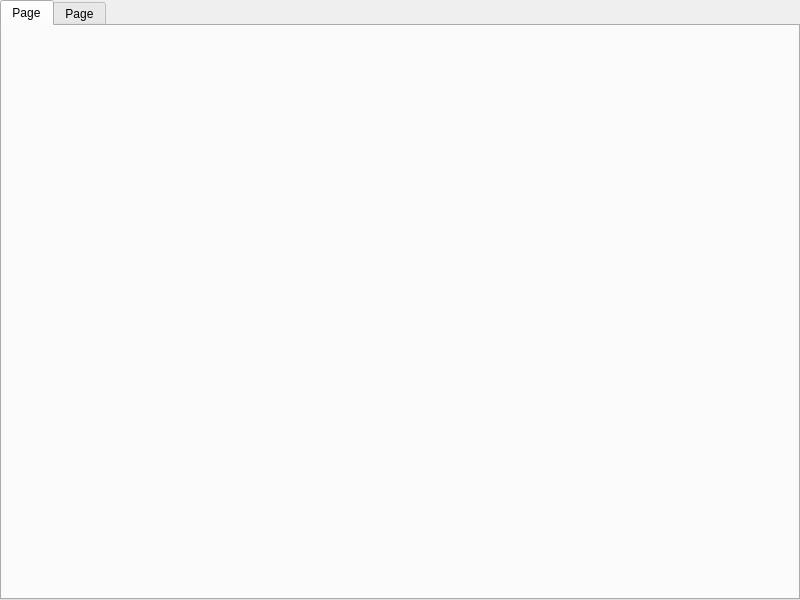
otmanLAHRECHE/EPSP_Garde_Project, file ui/urgence.ui: the form before one commit.
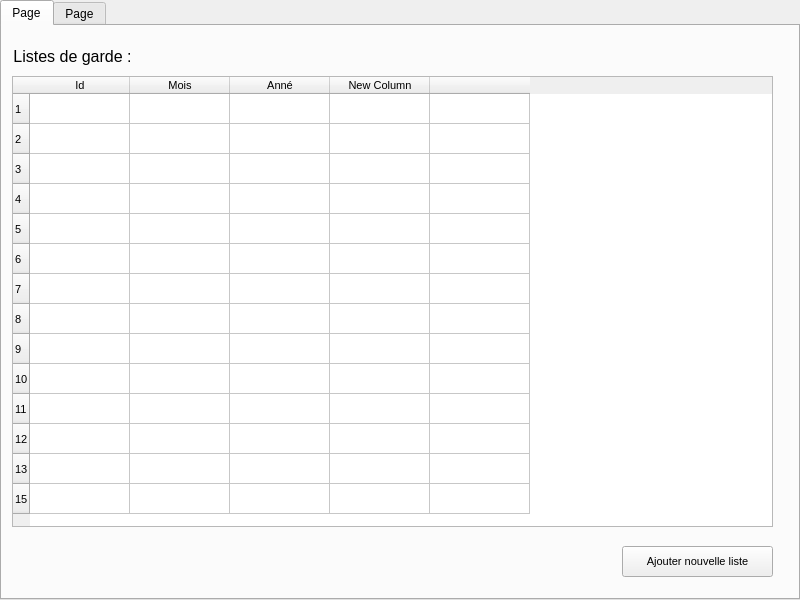
The form after the commit. The open tabs and pages were chosen to show the change. Icons and pictures are not drawn.

Diff of the .ui file:
```diff
--- a/ui/urgence.ui
+++ b/ui/urgence.ui
@@ -74,6 +74,145 @@
      <attribute name="title">
       <string>Page</string>
      </attribute>
+     <widget class="QLabel" name="label_4">
+      <property name="geometry">
+       <rect>
+        <x>-10</x>
+        <y>20</y>
+        <width>161</width>
+        <height>21</height>
+       </rect>
+      </property>
+      <property name="font">
+       <font>
+        <pointsize>12</pointsize>
+       </font>
+      </property>
+      <property name="text">
+       <string>Listes de garde :</string>
+      </property>
+      <property name="alignment">
+       <set>Qt::AlignCenter</set>
+      </property>
+     </widget>
+     <widget class="QTableWidget" name="tableWidget_2">
+      <property name="geometry">
+       <rect>
+        <x>10</x>
+        <y>50</y>
+        <width>761</width>
+        <height>451</height>
+       </rect>
+      </property>
+      <row>
+       <property name="text">
+        <string>1</string>
+       </property>
+      </row>
+      <row>
+       <property name="text">
+        <string>2</string>
+       </property>
+      </row>
+      <row>
+       <property name="text">
+        <string>3</string>
+       </property>
+      </row>
+      <row>
+       <property name="text">
+        <string>4</string>
+       </property>
+      </row>
+      <row>
+       <property name="text">
+        <string>5</string>
+       </property>
+      </row>
+      <row>
+       <property name="text">
+        <string>6</string>
+       </property>
+      </row>
+      <row>
+       <property name="text">
+        <string>7</string>
+       </property>
+      </row>
+      <row>
+       <property name="text">
+        <string>8</string>
+       </property>
+      </row>
+      <row>
+       <property name="text">
+        <string>9</string>
+       </property>
+      </row>
+      <row>
+       <property name="text">
+        <string>10</string>
+       </property>
+      </row>
+      <row>
+       <property name="text">
+        <string>11</string>
+       </property>
+      </row>
+      <row>
+       <property name="text">
+        <string>12</string>
+       </property>
+      </row>
+      <row>
+       <property name="text">
+        <string>13</string>
+       </property>
+      </row>
+      <row>
+       <property name="text">
+        <string>15</string>
+       </property>
+      </row>
+      <column>
+       <property name="text">
+        <string>Id</string>
+       </property>
+      </column>
+      <column>
+       <property name="text">
+        <string>Mois</string>
+       </property>
+      </column>
+      <column>
+       <property name="text">
+        <string>Anné</string>
+       </property>
+      </column>
+      <column>
+       <property name="text">
+        <string>New Column</string>
+       </property>
+      </column>
+      <column>
+       <property name="text">
+        <string/>
+       </property>
+      </column>
+     </widget>
+     <widget class="QPushButton" name="pushButton_4">
+      <property name="geometry">
+       <rect>
+        <x>620</x>
+        <y>520</y>
+        <width>151</width>
+        <height>31</height>
+       </rect>
+      </property>
+      <property name="text">
+       <string>Ajouter nouvelle liste</string>
+      </property>
+     </widget>
     </widget>
     <widget class="QWidget" name="tab_2">
      <property name="sizePolicy">
```
Left out of the diff: 2 changed lines with no effect on the pictures.
